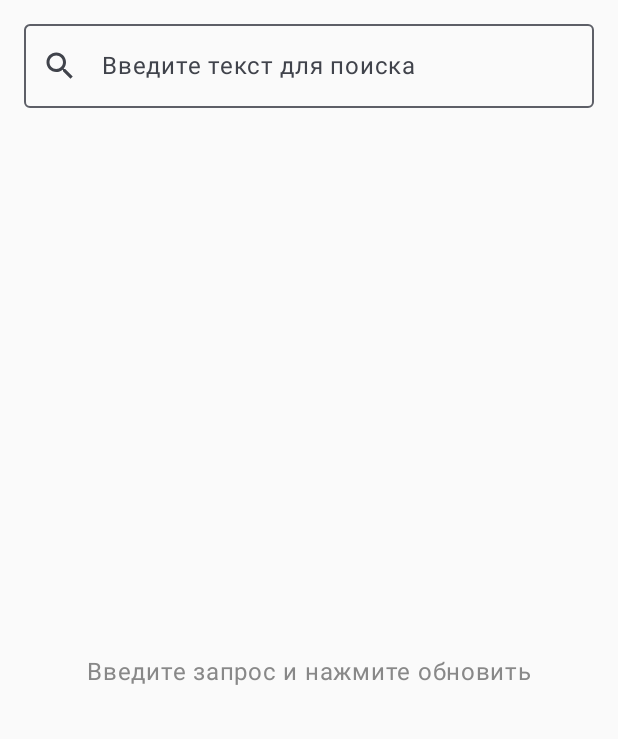
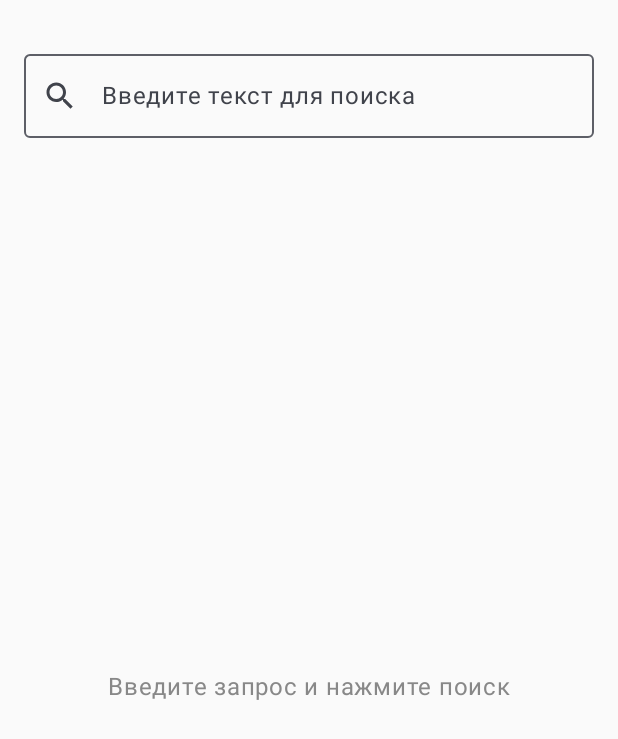
Before and after one commit to Andrew-Savin-msk/Prac2, an Android app built with Jetpack Compose: the screen it shows after launch (MainActivity), on a phone screen of 412 x 824 dp. Shown: the top 739 px of the screen. Run offline under Robolectric (Android 15) with nearby library versions, the phone set to English and light mode, and no system bars.

Commit message:
some changes

```diff
--- a/app/src/main/java/com/example/prac2/ui/screens/SearchScreen.kt
+++ b/app/src/main/java/com/example/prac2/ui/screens/SearchScreen.kt
@@ -11,10 +11,12 @@ import androidx.compose.material.icons.filled.Refresh
 import androidx.compose.material.icons.filled.Search
 import androidx.compose.material3.*
 import androidx.compose.runtime.*
+import androidx.compose.runtime.saveable.rememberSaveable
 import androidx.compose.ui.Alignment
 import androidx.compose.ui.Modifier
 import androidx.compose.ui.graphics.Color
 import androidx.compose.ui.platform.LocalContext
+import androidx.compose.ui.platform.LocalSoftwareKeyboardController
 import androidx.compose.ui.text.input.ImeAction
 import androidx.compose.ui.tooling.preview.Preview
 import androidx.compose.ui.unit.dp
@@ -73,10 +75,10 @@ val apiService: QuoteApiService = retrofit.create(QuoteApiService::class.java)
 
 @Composable
 fun SearchScreen() {
-    var query by remember { mutableStateOf("") }
-    var searchResults by remember { mutableStateOf<List<Quote>?>(null) }
-    var isLoading by remember { mutableStateOf(false) }
-    var errorMessage by remember { mutableStateOf<String?>(null) }
+    var query by rememberSaveable { mutableStateOf("") }
+    var searchResults by rememberSaveable { mutableStateOf<List<Quote>?>(null) }
+    var isLoading by rememberSaveable { mutableStateOf(false) }
+    var errorMessage by rememberSaveable { mutableStateOf<String?>(null) }
     val context = LocalContext.current
 
     fun fetchQuotes() {
@@ -94,20 +96,23 @@ fun SearchScreen() {
                     searchResults = response.body()?.results ?: emptyList()
                 } else {
                     val errorBody = response.errorBody()?.string() ?: "Неизвестная ошибка"
-                    errorMessage = "Ошибка загрузки: $errorBody"
+                    errorMessage = "Ошибка загрузки."
                     Log.e("API_ERROR", "Ошибка ответа: $errorBody")
                 }
             }
 
             override fun onFailure(call: Call<QuoteResponse>, t: Throwable) {
                 isLoading = false
-                errorMessage = "Ошибка соединения: ${t.message}"
+                errorMessage = "Ошибка соединения."
                 Log.e("API_FAILURE", "Ошибка запроса", t)
             }
         })
     }
 
     Column(modifier = Modifier.fillMaxSize().padding(16.dp)) {
+
+        Spacer(modifier = Modifier.height(20.dp))
+
         SearchBar(
             query = query,
             onQueryChange = { query = it },
@@ -120,7 +125,7 @@ fun SearchScreen() {
         when {
             isLoading -> PlaceholderText("Загрузка...")
             errorMessage != null -> ErrorPlaceholder(errorMessage!!, onRetry = { fetchQuotes() })
-            searchResults == null -> PlaceholderText("Введите запрос и нажмите обновить")
+            searchResults == null -> PlaceholderText("Введите запрос и нажмите поиск")
             searchResults!!.isEmpty() -> PlaceholderText("Ничего не найдено")
             else -> QuoteList(searchResults!!)
         }
@@ -129,6 +134,8 @@ fun SearchScreen() {
 
 @Composable
 fun SearchBar(query: String, onQueryChange: (String) -> Unit, onClear: () -> Unit, onRefresh: () -> Unit) {
+    val keyboardController = LocalSoftwareKeyboardController.current
+
     OutlinedTextField(
         value = query,
         onValueChange = onQueryChange,
@@ -143,7 +150,10 @@ fun SearchBar(query: String, onQueryChange: (String) -> Unit, onClear: () -> Uni
         },
         trailingIcon = {
             if (query.isNotEmpty()) {
-                IconButton(onClick = onClear) {
+                IconButton(onClick = {
+                    onClear() // Очищаем поле ввода
+                    keyboardController?.hide() // Скрываем клавиатуру
+                }) {
                     Icon(imageVector = Icons.Default.Close, contentDescription = "Очистить")
                 }
             }
```
